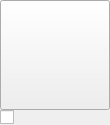
The window that appli/factory/ui/wgtThumbnail.ui (snaress/studio) describes before a commit, drawn with Qt 5.
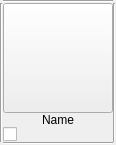
The same window after the commit.

Diff of the .ui file:
```diff
--- a/appli/factory/ui/wgtThumbnail.ui
+++ b/appli/factory/ui/wgtThumbnail.ui
@@ -6,8 +6,8 @@
    <rect>
     <x>0</x>
     <y>0</y>
-    <width>110</width>
-    <height>123</height>
+    <width>116</width>
+    <height>142</height>
    </rect>
   </property>
   <property name="maximumSize">
@@ -26,7 +26,7 @@
    <property name="spacing">
     <number>0</number>
    </property>
-   <item row="1" column="0">
+   <item row="3" column="1">
     <widget class="QCheckBox" name="cbPreview">
      <property name="minimumSize">
       <size>
@@ -45,7 +45,7 @@
      </property>
     </widget>
    </item>
-   <item row="0" column="0">
+   <item row="1" column="1">
     <widget class="QPushButton" name="bPreview">
      <property name="minimumSize">
       <size>
@@ -76,6 +76,44 @@
      </property>
     </widget>
    </item>
+   <item row="1" column="0" rowspan="3">
+    <widget class="Line" name="line_3">
+     <property name="orientation">
+      <enum>Qt::Vertical</enum>
+     </property>
+    </widget>
+   </item>
+   <item row="0" column="1">
+    <widget class="Line" name="line_2">
+     <property name="orientation">
+      <enum>Qt::Horizontal</enum>
+     </property>
+    </widget>
+   </item>
+   <item row="2" column="1">
+    <widget class="QLabel" name="lName">
+     <property name="text">
+      <string>Name</string>
+     </property>
+     <property name="alignment">
+      <set>Qt::AlignCenter</set>
+     </property>
+    </widget>
+   </item>
+   <item row="4" column="1">
+    <widget class="Line" name="line">
+     <property name="orientation">
+      <enum>Qt::Horizontal</enum>
+     </property>
+    </widget>
+   </item>
+   <item row="1" column="2" rowspan="3">
+    <widget class="Line" name="line_4">
+     <property name="orientation">
+      <enum>Qt::Vertical</enum>
+     </property>
+    </widget>
+   </item>
   </layout>
  </widget>
  <resources/>
```
